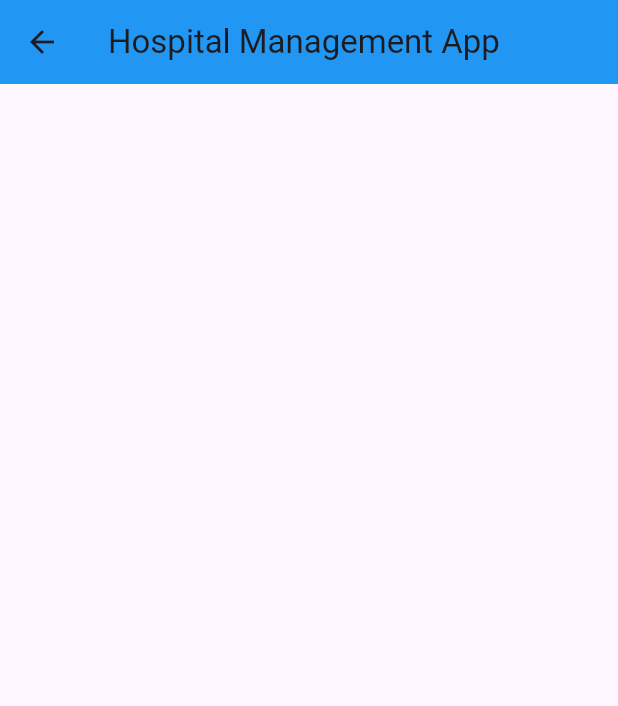
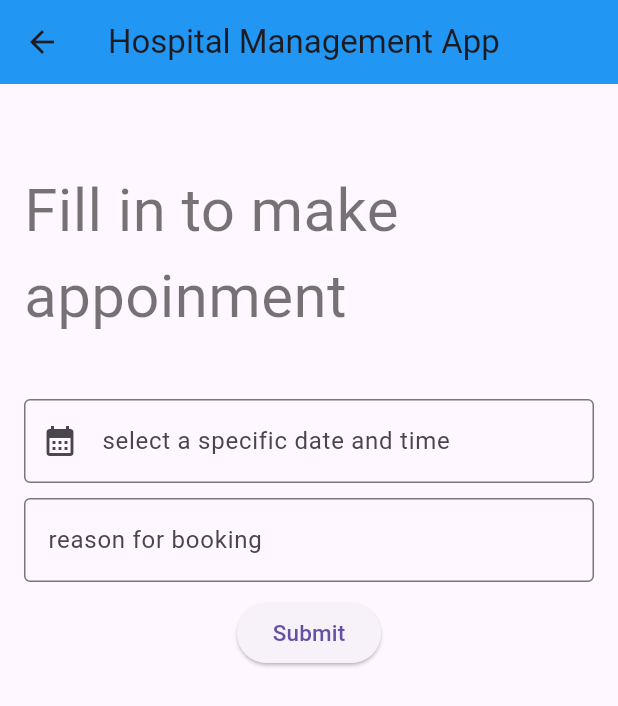
Before and after one commit to pabitasha/Assignmet2_TPG316C_Hospital-Management-Mobile-Application, a Flutter app: the AppoinmentPage screen opened directly, on a phone screen of 412 x 824 dp. Shown: the top 706 px of the screen. Run offline on Flutter 3.47's test engine with Material 3 defaults, Android fonts, the phone set to English and light mode, and no system bars.

Commit message:
First commit

```diff
--- a/lib/AppoinmentPage.dart
+++ b/lib/AppoinmentPage.dart
@@ -1,6 +1,8 @@
 // ignore_for_file: library_private_types_in_public_api
 
 import 'package:flutter/material.dart';
+import 'package:flutter_application_1/models/User.dart';
+import 'package:provider/provider.dart';
 
 // ignore: camel_case_types
 class AppoinmentPage extends StatefulWidget {
@@ -26,16 +28,67 @@ class _AppoinmentPageState extends State<AppoinmentPage> {
         title: const Text('Hospital Management App'),
         backgroundColor: Colors.blue,
       ),
-      body: Center(
-        child: Padding(
-          padding: const EdgeInsets.all(20.0),
-          child: SingleChildScrollView(
-            child: Form(
-              key: _formKey,
-              child: const Column(
-                mainAxisAlignment: MainAxisAlignment.center,
+      body: Padding(
+        padding: const EdgeInsets.all(16.0),
+        //form
+        child: Form(
+          key: _formKey,
+          child: Column(
+            children: <Widget>[
+              const SizedBox(
+                height: 40,
               ),
-            ),
+              //styling
+              const Text(
+                'Fill in to make appoinment',
+                style: TextStyle(fontSize: 40, color: Colors.black54),
+              ),
+              const SizedBox(
+                height: 40,
+              ),
+              TextFormField(
+                keyboardType: TextInputType.datetime,
+                decoration: const InputDecoration(
+                  focusedBorder: OutlineInputBorder(
+                      borderSide: BorderSide(color: Colors.black)),
+                  border: OutlineInputBorder(),
+                  labelText: 'select a specific date and time',
+                  prefixIcon: Icon(Icons.calendar_month),
+                ),
+              ),
+              const SizedBox(
+                height: 10,
+              ),
+
+              TextFormField(
+                keyboardType: TextInputType.text,
+                decoration: const InputDecoration(
+                  focusedBorder: OutlineInputBorder(
+                      borderSide: BorderSide(color: Colors.black)),
+                  border: OutlineInputBorder(),
+                  labelText: 'reason for booking',
+                ),
+              ),
+              const SizedBox(
+                height: 10,
+              ),
+
+              // Button to navigate to mainPage when credentials are correct
+              ElevatedButton(
+                child: const Text(
+                  "Submit",
+                  style: TextStyle(
+                    fontSize: 15.0,
+                  ),
+                ),
+                onPressed: () {
+                  ScaffoldMessenger.of(context).showSnackBar(SnackBar(
+                    content: Text(
+                        '${Provider.of<User>(context, listen: false).name} your appoinment is received!'),
+                  ));
+                },
+              ),
+            ],
           ),
         ),
       ),
--- a/lib/LoginPage.dart
+++ b/lib/LoginPage.dart
@@ -1,4 +1,5 @@
 import 'package:flutter/material.dart';
+import 'package:flutter_application_1/routes/routes.dart';
 
 void main() => runApp(const MyApp());
 
@@ -131,9 +132,7 @@ class _LoginPageState extends State<LoginPage> {
                 ),
                 onPressed: () {
                   _login();
-                  // context.read<User>().email = emailCotroller.text;
-
-                  // Navigator.of(context).pushNamed(RouteManager.mainpage);
+                  Navigator.of(context).pushNamed(RouteManager.mainPage);
                 },
               ),
             ],
--- a/lib/Registration_Page.dart
+++ b/lib/Registration_Page.dart
@@ -1,4 +1,5 @@
 import 'package:flutter/material.dart';
+import 'package:flutter_application_1/routes/routes.dart';
 
 void main() => runApp(const MyApp());
 
@@ -38,7 +39,6 @@ class _RegistrationPageState extends State<RegistrationPage> {
       return;
     }
     _formKey.currentState!.save();
-    //Navigator.of(context).pushNamed();
   }
 
   // Build the UI for the login screen
@@ -176,6 +176,7 @@ class _RegistrationPageState extends State<RegistrationPage> {
                   // context.read<User>().email = emailCotroller.text;
 
                   const Text('Already have account? Login');
+                  Navigator.of(context).pushNamed(RouteManager.loginPage);
                 },
               ),
             ],
--- a/main.dart
+++ b/lib/main.dart
@@ -1,7 +1,7 @@
 import 'package:flutter/material.dart';
+import 'package:flutter_application_1/models/User.dart';
 import 'package:provider/provider.dart';
 
-import 'models/User.dart';
 import 'routes/routes.dart';
 
 void main() {
--- /dev/null
+++ b/lib/models/user.dart
@@ -0,0 +1,53 @@
+import 'package:flutter/material.dart';
+//import 'package:flutter_application_stateless_stateful/pages/mainPage.dart';
+
+class User with ChangeNotifier {
+  String _name = ' ';
+  String _email = ' ';
+  String _password = ' ';
+  String _DOB = ' ';
+  String _IDNo = ' ';
+  String _ContactNo = ' ';
+
+  String get name => _name;
+
+  set name(String name) {
+    _name = name;
+    notifyListeners();
+  }
+
+  String get email => _email;
+
+  set email(String email) {
+    _email = email;
+    notifyListeners();
+  }
+
+  String get password => _password;
+
+  set password(String password) {
+    _password = password;
+    notifyListeners();
+  }
+
+  String get DOB => _DOB;
+
+  set DOB(String dob) {
+    _DOB = DOB;
+    notifyListeners();
+  }
+
+  String get IDNo => _IDNo;
+
+  set IDNo(String idNo) {
+    _IDNo = IDNo;
+    notifyListeners();
+  }
+
+  String get ContactNo => _ContactNo;
+
+  set ContactNo(String contactNo) {
+    _ContactNo = ContactNo;
+    notifyListeners();
+  }
+}
```
Also changed, not shown: lib/MainPage.dart (+6 -9 lines), lib/ReviewPage.dart (+62 -9 lines), lib/routes/routes.dart (renamed from routes/routes.dart).
